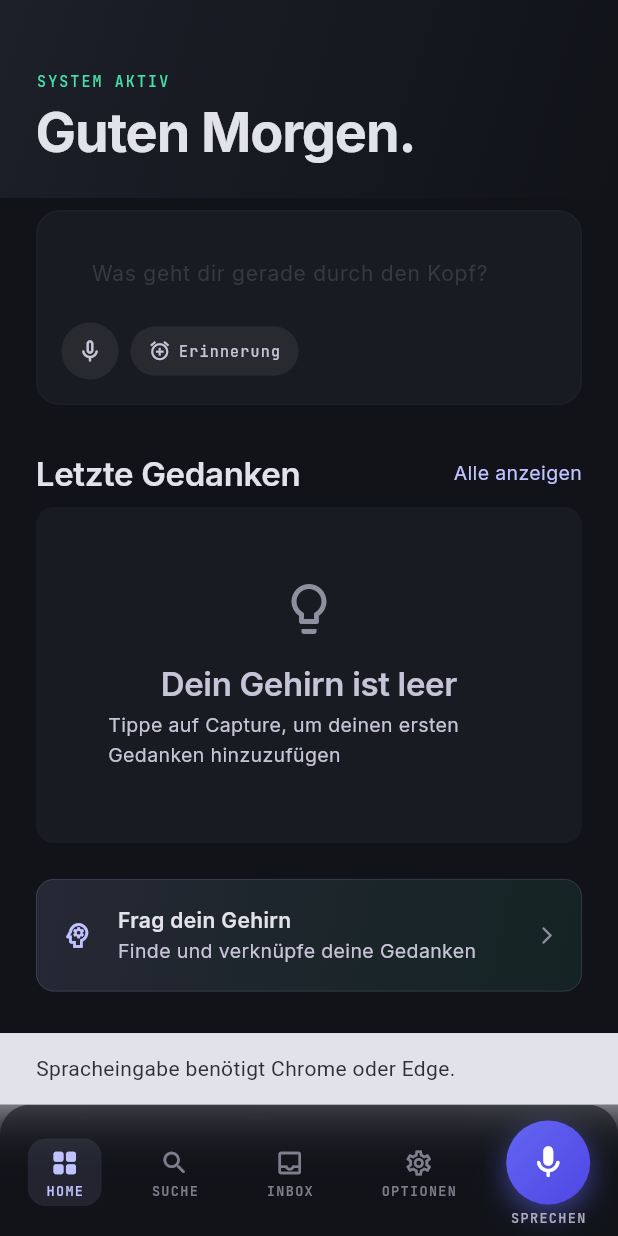
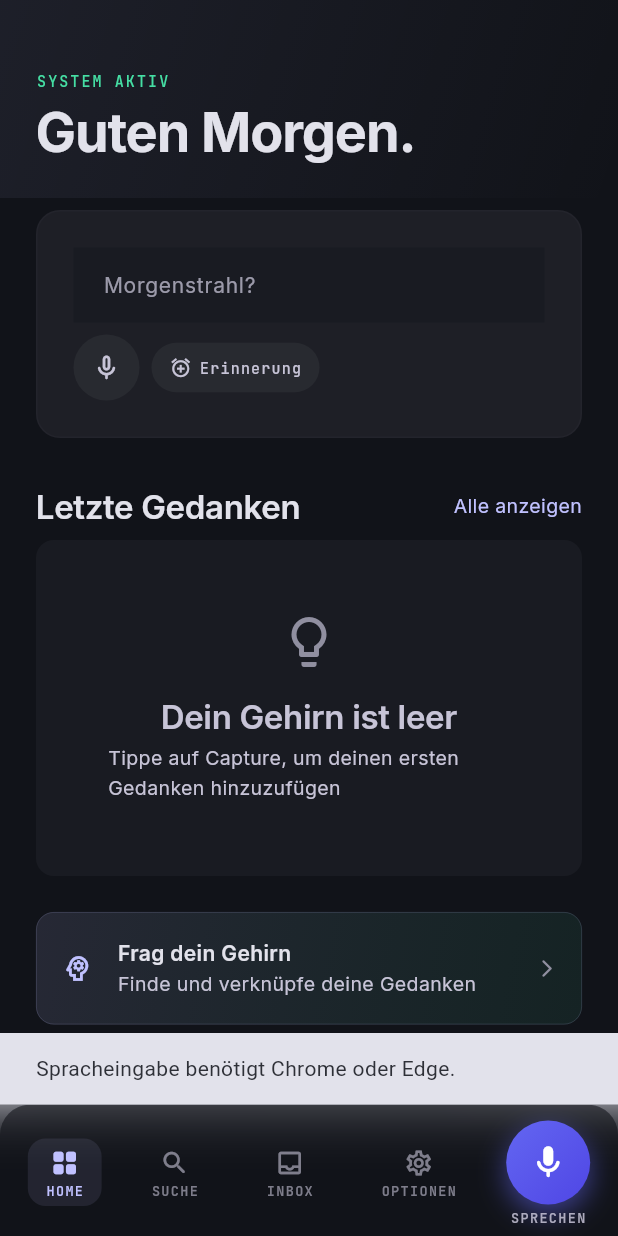
Before and after one commit to gihot/second-brain-app, a Flutter app: the AppShell screen opened directly, after a tap on the "mic none" icon, on a phone screen of 412 x 824 dp. Run offline on Flutter 3.47's test engine with Material 3 defaults, Android fonts, the phone set to English and light mode, and no system bars; our stand-ins replace file_picker, flutter_secure_storage, google_fonts, hive, hive_flutter, image_picker and 1 more; missing offline and left inert: dart:js_interop, gpt_markdown; accounts and stored records are empty; network calls fail.

Commit message:
feat(app): Capture-Sog auf dem Dashboard (Hierarchie + Idle-Pulse + Microcopy)
Wave 1.3 des Großen Plans. Capture soll das visuell staerkste Element
des Dashboards sein, nicht gleichberechtigt zu AmbientRetrieval.

Capture-Surface:
- Padding md (16) -> lg (24) — mehr vertikale Praesenz.
- Hintergrund surfaceLow (#191B22) -> surface (#1E1F26) — leicht heller,
  hebt sich vom Rest ab.
- Border bei Fokus: alpha 0.30 -> 0.40, breiter (1.4 statt 1), plus
  captureGlow-Shadow.
- Idle-Pulse-Animation: AnimationController + Inactivity-Timer (8s).
  Wenn idle && nicht fokussiert: Border-Alpha schwingt 0 -> 0.15 -> 0 alle 2s.
  Stoppt bei jeder Interaktion (Focus, State-Change, Tastatureingabe).
- In-Surface Mic-Chip: 38 -> 44px, Icon 18 -> 20, plus subtiler roter
  Glow wenn aktiv. Konsistent mit der Bottom-Nav-MIC-Optik.
- Hint-Text waermer (onSurfaceVariant statt outlineVariant), laedt ein
  statt sich zu verstecken.

Microcopy-Rotation in _prompt:
- < 11 Uhr -> "Morgenstrahl?"
- >= 21 Uhr -> "Vor dem Schlafen noch?"
- Bestehende Inbox/Today-Branches bleiben (haben Vorrang als echte
  Handlungsgruende).

AmbientRetrieval (Connection-Card):
- Border-Alpha 0.18 -> 0.10 — sichtbar duenner.
- Label kleiner (10px statt labelSm-Default), letter-spacing leicht
  hoeher, leicht reduziertes Alpha. Bleibt lesbar, draengt sich aber
  nicht mehr auf. Capture gewinnt den Vergleich klar.

Co-Authored-By: Claude Opus 4.7 <noreply@anthropic.com>

```diff
--- a/lib/widgets/ambient_retrieval.dart
+++ b/lib/widgets/ambient_retrieval.dart
@@ -60,8 +60,9 @@ class AmbientRetrieval extends StatelessWidget {
           decoration: BoxDecoration(
             color: BrainColors.surfaceLow,
             borderRadius: BrainSpacing.radiusMd,
+            // Bewusst dünn — die Karte soll Beifang sein, nie Stargast.
             border: Border.all(
-              color: accent.withValues(alpha: 0.18),
+              color: accent.withValues(alpha: 0.10),
               width: 0.5,
             ),
           ),
@@ -70,13 +71,14 @@ class AmbientRetrieval extends StatelessWidget {
             children: [
               Row(
                 children: [
-                  Icon(icon, size: 13, color: accent),
+                  Icon(icon, size: 12, color: accent.withValues(alpha: 0.85)),
                   const SizedBox(width: 5),
                   Text(
                     label,
                     style: BrainTypography.labelSm.copyWith(
-                      color: accent,
-                      letterSpacing: 1.0,
+                      color: accent.withValues(alpha: 0.85),
+                      letterSpacing: 1.1,
+                      fontSize: 10,
                     ),
                   ),
                   if (onDismiss != null) ...[
--- a/lib/widgets/capture_surface.dart
+++ b/lib/widgets/capture_surface.dart
@@ -55,7 +55,8 @@ class CaptureSurface extends StatefulWidget {
   State<CaptureSurface> createState() => _CaptureSurfaceState();
 }
 
-class _CaptureSurfaceState extends State<CaptureSurface> {
+class _CaptureSurfaceState extends State<CaptureSurface>
+    with SingleTickerProviderStateMixin {
   final _controller = TextEditingController();
   final _tagsController = TextEditingController();
   final _focusNode = FocusNode();
@@ -68,24 +69,61 @@ class _CaptureSurfaceState extends State<CaptureSurface> {
   /// Macro-state. See [CaptureUiState] for the transition map.
   CaptureUiState _state = CaptureUiState.idle;
 
+  /// Idle-pulse: after 8s of no interaction while at rest, the border
+  /// gently breathes to suggest „hier rein". Stops the moment the
+  /// surface gets focus or any other state change happens.
+  late final AnimationController _idleController;
+  Timer? _idleTimer;
+  static const _idleDelay = Duration(seconds: 8);
+
   bool get _isRecording =>
       _state == CaptureUiState.recording ||
       _state == CaptureUiState.holdRecording;
 
+  bool get _focused => _focusNode.hasFocus;
+
   void _setState(CaptureUiState next) {
     if (_state == next) return;
     setState(() => _state = next);
+    _scheduleIdlePulse();
   }
 
   @override
   void initState() {
     super.initState();
-    _focusNode.addListener(() => setState(() {}));
+    _focusNode.addListener(() {
+      setState(() {});
+      _scheduleIdlePulse();
+    });
+    _idleController = AnimationController(
+      vsync: this,
+      duration: const Duration(seconds: 2),
+    );
+    _scheduleIdlePulse();
+  }
+
+  /// Cancels any ongoing pulse + restarts the inactivity timer. If the
+  /// surface is at rest (`idle` + not focused) when the timer fires,
+  /// the pulse begins. Any interaction restarts the timer.
+  void _scheduleIdlePulse() {
+    _idleTimer?.cancel();
+    if (_idleController.isAnimating) {
+      _idleController.stop();
+      _idleController.value = 0;
+    }
+    if (_state != CaptureUiState.idle || _focused) return;
+    _idleTimer = Timer(_idleDelay, () {
+      if (!mounted) return;
+      if (_state != CaptureUiState.idle || _focused) return;
+      _idleController.repeat(reverse: true);
+    });
   }
 
   @override
   void dispose() {
     _savedTimer?.cancel();
+    _idleTimer?.cancel();
+    _idleController.dispose();
     _controller.dispose();
     _tagsController.dispose();
     _focusNode.dispose();
@@ -93,9 +131,10 @@ class _CaptureSurfaceState extends State<CaptureSurface> {
     super.dispose();
   }
 
-  bool get _focused => _focusNode.hasFocus;
-
   String get _prompt {
+    // Inbox-Druck zuerst (echter Handlungsgrund), dann Tagesleistung,
+    // dann tageszeit-abhängige Variante. Statisches Fallback ist die
+    // klassische Frage.
     if (widget.inboxCount > 0) {
       return 'Du hast ${widget.inboxCount} unsortierte Gedanken — '
           'oder erfass einen neuen';
@@ -103,6 +142,9 @@ class _CaptureSurfaceState extends State<CaptureSurface> {
     if (widget.captureCount > 0) {
       return 'Heute schon ${widget.captureCount} erfasst. Was noch?';
     }
+    final hour = DateTime.now().hour;
+    if (hour < 11) return 'Morgenstrahl?';
+    if (hour >= 21) return 'Vor dem Schlafen noch?';
     return 'Was geht dir gerade durch den Kopf?';
   }
 
@@ -288,19 +330,46 @@ class _CaptureSurfaceState extends State<CaptureSurface> {
         duration: const Duration(milliseconds: 220),
         curve: Curves.easeOutCubic,
         alignment: Alignment.topCenter,
-        child: Container(
+        child: AnimatedBuilder(
+          animation: _idleController,
+          builder: (context, child) {
+            // Idle-Pulse: border alpha schwingt 0 → 0.15 → 0 wenn der Idle-
+            // Timer abgelaufen ist (Controller läuft repeat-reverse).
+            final pulseAlpha = _idleController.value * 0.15;
+            final Color borderColor;
+            if (_focused) {
+              borderColor = BrainColors.primary.withValues(alpha: 0.40);
+            } else if (pulseAlpha > 0) {
+              borderColor = BrainColors.primary.withValues(alpha: pulseAlpha);
+            } else {
+              borderColor =
+                  BrainColors.outlineVariant.withValues(alpha: 0.12);
+            }
+            return Container(
               width: double.infinity,
-          padding: const EdgeInsets.all(BrainSpacing.md),
+              padding: const EdgeInsets.all(BrainSpacing.lg),
               decoration: BoxDecoration(
-            color: BrainColors.surfaceLow,
+                // Etwas heller als der Rest des Dashboards — hebt Capture
+                // visuell raus, ohne ein hard-edge zu sein.
+                color: BrainColors.surface,
                 borderRadius: BrainSpacing.radiusLg,
                 border: Border.all(
-              color: _focused
-                  ? BrainColors.primary.withValues(alpha: 0.30)
-                  : BrainColors.outlineVariant.withValues(alpha: 0.12),
-              width: 1,
+                  color: borderColor,
+                  width: _focused ? 1.4 : 1,
                 ),
+                boxShadow: _focused
+                    ? [
+                        BoxShadow(
+                          color: BrainColors.captureGlow,
+                          blurRadius: 24,
+                          offset: const Offset(0, 8),
                         ),
+                      ]
+                    : null,
+              ),
+              child: child,
+            );
+          },
           child: switch (_state) {
             CaptureUiState.holdRecording => _listeningView(),
             CaptureUiState.justSaved => _savedView(),
@@ -362,13 +431,18 @@ class _CaptureSurfaceState extends State<CaptureSurface> {
           textInputAction: TextInputAction.newline,
           decoration: InputDecoration(
             hintText: _prompt,
+            // Etwas wärmer als outlineVariant (war zu zurückgenommen),
+            // damit der Prompt einlädt statt sich zu verstecken.
             hintStyle: BrainTypography.bodyMd.copyWith(
-              color: BrainColors.outlineVariant.withValues(alpha: 0.7),
+              color: BrainColors.onSurfaceVariant.withValues(alpha: 0.75),
             ),
             border: InputBorder.none,
             isCollapsed: true,
           ),
-          onChanged: (_) => setState(() {}),
+          onChanged: (_) {
+            setState(() {});
+            _scheduleIdlePulse(); // jede Tastatureingabe killt den Pulse
+          },
         ),
 
         // Focus-only: optional tags + active reminder pill.
@@ -490,16 +564,25 @@ class _IconChip extends StatelessWidget {
       onLongPressEnd:
           onLongPressEnd == null ? null : (_) => onLongPressEnd!(),
       child: Container(
-        width: 38,
-        height: 38,
+        width: 44,
+        height: 44,
         decoration: BoxDecoration(
           color: active
-              ? BrainColors.error.withValues(alpha: 0.15)
+              ? BrainColors.error.withValues(alpha: 0.18)
               : BrainColors.surfaceHigh,
           shape: BoxShape.circle,
+          boxShadow: active
+              ? [
+                  BoxShadow(
+                    color: BrainColors.error.withValues(alpha: 0.30),
+                    blurRadius: 12,
+                    offset: const Offset(0, 4),
+                  ),
+                ]
+              : null,
         ),
         child: Icon(icon,
-            size: 18,
+            size: 20,
             color: active
                 ? BrainColors.error
                 : BrainColors.onSurfaceVariant),
```
Lines whose indentation alone changed are shown as unchanged.
